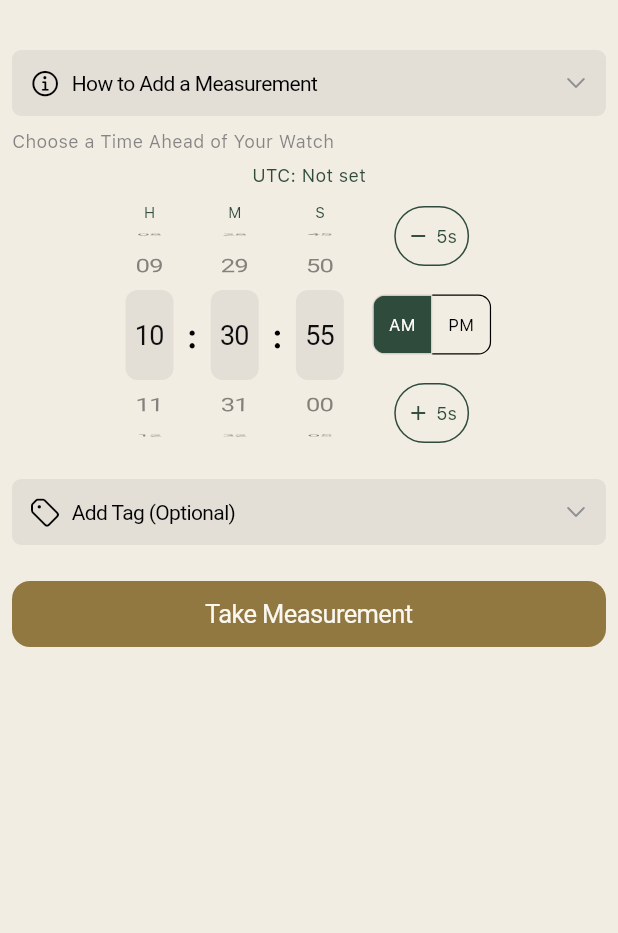
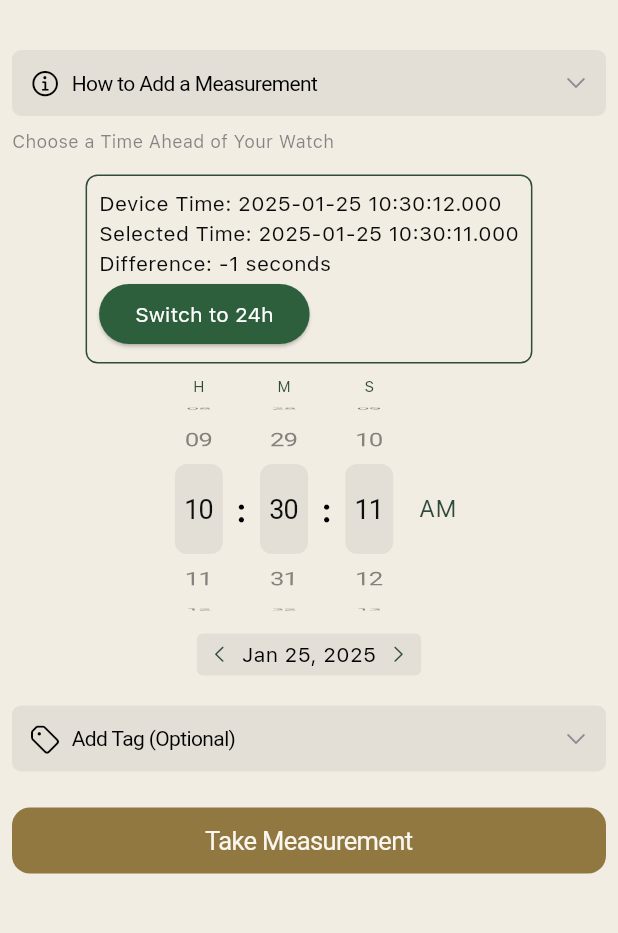
Before and after one commit to t-jayw/ChronoLog, a Flutter app: the AddMeasurementButtonPage screen opened directly with empty values, on a phone screen of 412 x 824 dp, the part 58-991 px from its top. Run offline on Flutter 3.47's test engine with Material 3 defaults, Android fonts, the phone set to English and light mode, and no system bars; our stand-ins replace carousel_slider, csv, file_picker, fl_chart, flutter_dotenv, flutter_image_compress and 9 more; missing offline and left inert: exif, posthog_flutter, purchases_flutter, ulid; accounts and stored records are empty.

Commit message:
picker bug

```diff
--- a/lib/components/measurement/configurable_picker.dart
+++ b/lib/components/measurement/configurable_picker.dart
@@ -1,19 +1,23 @@
 import 'package:flutter/cupertino.dart';
 import 'package:flutter/material.dart';
 import 'package:shared_preferences/shared_preferences.dart';
+import 'dart:async';
+import 'package:intl/intl.dart';
 
 enum TimePickerMode { image, tap }
 
 class ConfigurablePrecisionTimePicker extends StatefulWidget {
   final ValueChanged<DateTime> onTimeChanged;
-  final DateTime initialTime;
+  final DateTime? initialTime;
   final TimePickerMode mode;
+  final Duration initialOffset;
 
   const ConfigurablePrecisionTimePicker({
     Key? key,
     required this.onTimeChanged,
-    required this.initialTime,
-    this.mode = TimePickerMode.tap, // Default mode
+    this.initialTime,
+    this.mode = TimePickerMode.tap,
+    this.initialOffset = const Duration(seconds: 5),
   }) : super(key: key);
 
   @override
@@ -35,21 +39,37 @@ class _ConfigurablePrecisionTimePickerState
   late FixedExtentScrollController _hourPickerController;
   late FixedExtentScrollController _secondPickerController;
 
-  DateTime? _currentDateTime;
+  late DateTime _deviceCurrentTime;
+  late DateTime _selectedInDial;
+  late Timer _timer;
 
   @override
   void initState() {
     super.initState();
+    print("InitState - Initial time: ${widget.initialTime}");
+    print("InitState - Current time: ${DateTime.now()}");
+    _deviceCurrentTime = DateTime.now();
+    _selectedInDial = widget.initialTime ?? _deviceCurrentTime.add(widget.initialOffset);
+    print("InitState - Selected dial time: $_selectedInDial");
+
+    // Update device time every second
+    _timer = Timer.periodic(Duration(seconds: 1), (timer) {
+      setState(() {
+        _deviceCurrentTime = DateTime.now();
+      });
+    });
+
     _loadTimeModePreference();
 
     _minutePickerController =
-        FixedExtentScrollController(initialItem: widget.initialTime.minute);
+        FixedExtentScrollController(initialItem: widget.initialTime?.minute ?? 0);
     _hourPickerController =
-        FixedExtentScrollController(initialItem: widget.initialTime.hour);
+        FixedExtentScrollController(initialItem: widget.initialTime?.hour ?? 0);
   }
 
   @override
   void dispose() {
+    _timer.cancel();
     // Dispose of all controllers when the widget is removed
     _minutePickerController.dispose();
     _hourPickerController.dispose();
@@ -65,33 +85,37 @@ class _ConfigurablePrecisionTimePickerState
   }
 
   void _initializePickerValues() {
-    DateTime currentTime = widget.initialTime;
-    _selectedHour = currentTime.hour;
+    print("Initializing picker values:");
+    print("Initial DateTime: ${_selectedInDial}");
+    _selectedHour = _selectedInDial.hour;
+    print("Initial hour (24h): $_selectedHour");
 
     if (!_is24HourFormat) {
       if (_selectedHour == 0) {
-        _selectedHour = 12; // Midnight (12 AM)
+        _selectedHour = 12;
         _isPM = false;
+      } else if (_selectedHour > 12) {
+        _selectedHour -= 12;
+        _isPM = true;
       } else if (_selectedHour == 12) {
-        // Noon (12 PM)
-        _isPM = true;
-      } else if (_selectedHour > 12) {
-        _selectedHour -= 12; // Afternoon/Evening
         _isPM = true;
       } else {
-        // Morning (1-11 AM)
         _isPM = false;
       }
     }
+    print("Adjusted hour: $_selectedHour, isPM: $_isPM");
 
-    // Update the hour picker controller initialization
+    // Fix: Correct initialItem calculation for hour picker
+    int hourInitialItem = _is24HourFormat ? _selectedHour : (_selectedHour - 1);
+    print("Hour picker initial item: $hourInitialItem");
+
     _hourPickerController = FixedExtentScrollController(
-      initialItem: _is24HourFormat ? _selectedHour : (_selectedHour == 12 ? 11 : _selectedHour - 1),
+      initialItem: hourInitialItem,
     );
 
-    _selectedMinute = currentTime.minute;
-    _selectedSecond = currentTime.second;
-    _selectedTenthOfSecond = currentTime.millisecond ~/ 100;
+    _selectedMinute = _selectedInDial.minute;
+    _selectedSecond = _selectedInDial.second;
+    _selectedTenthOfSecond = _selectedInDial.millisecond ~/ 100;
 
     // Initialize the seconds picker controller without mode-based adjustment
     _secondPickerController = FixedExtentScrollController(
@@ -104,100 +128,67 @@ class _ConfigurablePrecisionTimePickerState
   }
 
   void _updateTime() {
+    // Calculate the adjusted hour based on 12/24 hour format
     int adjustedHour;
     if (_is24HourFormat) {
       adjustedHour = _selectedHour;
     } else {
-      if (_isPM) {
-        adjustedHour = _selectedHour == 12 ? 12 : _selectedHour + 12;
+      if (_selectedHour == 12) {
+        adjustedHour = _isPM ? 12 : 0;
       } else {
-        adjustedHour = _selectedHour == 12 ? 0 : _selectedHour;
+        adjustedHour = _isPM ? _selectedHour + 12 : _selectedHour;
       }
     }
 
-    // Get current date components
-    final now = DateTime.now();
-
-    // First create the datetime without any date adjustment
-    DateTime updatedTime = DateTime(
-      now.year,
-      now.month,
-      now.day,
+    // Create new DateTime while preserving the existing date
+    _selectedInDial = DateTime(
+      _selectedInDial.year,  // Keep existing date components
+      _selectedInDial.month,
+      _selectedInDial.day,
       adjustedHour,
       _selectedMinute,
-      widget.mode == TimePickerMode.tap ? _selectedSecond : _selectedSecond,
-      widget.mode == TimePickerMode.image ? _selectedTenthOfSecond * 100 : 0,
+      _selectedSecond,
+      0,
     );
 
-    // Convert both times to their local time representations for comparison
-    final nowLocal = now.toLocal();
-    final updatedLocal = updatedTime.toLocal();
-
-    // If the updated time is earlier than current time, move to next day
-    if (updatedLocal.isBefore(nowLocal)) {
-      updatedTime = updatedTime.add(const Duration(days: 1));
-    }
-    // If we're setting a time more than 12 hours ahead, assume we meant the previous day
-    else if (updatedLocal.difference(nowLocal).inHours > 12) {
-      updatedTime = updatedTime.subtract(const Duration(days: 1));
-    }
-
-    // Store the current time for display
-    setState(() {
-      _currentDateTime = updatedTime;
-    });
-
-    widget.onTimeChanged(updatedTime);
+    widget.onTimeChanged(_selectedInDial);
   }
 
   void _incrementHour() {
-    setState(() {
     if (_is24HourFormat) {
       _selectedHour = (_selectedHour + 1) % 24;
     } else {
-        if (_selectedHour == 11) {
-          _selectedHour = 12;
-          _isPM = !_isPM; // Toggle AM/PM when going from 11 to 12
-        } else if (_selectedHour == 12) {
-          _selectedHour = 1;
-        } else {
-          _selectedHour = _selectedHour + 1;
+      _selectedHour = (_selectedHour % 12) + 1;
+      // Toggle AM/PM when crossing 11->12 or 12->1
+      if (_selectedHour == 12) {
+        _isPM = !_isPM;
       }
     }
 
-      _updateTime();  // Make sure we update the time after changing the hour
-
-      // Update the hour picker's index
-      int pickerIndex = _is24HourFormat
-          ? _selectedHour
-          : (_selectedHour == 12 ? 11 : _selectedHour - 1);
-      _hourPickerController.jumpToItem(pickerIndex);
-    });
+    _hourPickerController.jumpToItem(_selectedHour - (_is24HourFormat ? 0 : 1));
+    _updateTime();
+    setState(() {});
   }
 
   void _decrementHour() {
-    setState(() {
     if (_is24HourFormat) {
       _selectedHour = (_selectedHour - 1) < 0 ? 23 : _selectedHour - 1;
+      _hourPickerController.jumpToItem(_selectedHour);
     } else {
       if (_selectedHour == 12) {
         _selectedHour = 11;
-          _isPM = !_isPM; // Toggle AM/PM when going from 12 to 11
+        _isPM = !_isPM;
       } else if (_selectedHour == 1) {
         _selectedHour = 12;
+        _isPM = !_isPM;
       } else {
-          _selectedHour = _selectedHour - 1;
+        _selectedHour = (_selectedHour - 1) == 0 ? 12 : _selectedHour - 1;
       }
+      _hourPickerController.jumpToItem(_selectedHour - 1);
     }
 
-      _updateTime();  // Make sure we update the time after changing the hour
-
-      // Update the hour picker's index
-      int pickerIndex = _is24HourFormat
-          ? _selectedHour
-          : (_selectedHour == 12 ? 11 : _selectedHour - 1);
-      _hourPickerController.jumpToItem(pickerIndex);
-    });
+    _updateTime();
+    setState(() {});
   }
 
   // Helper method to handle second change logic
@@ -216,6 +207,23 @@ class _ConfigurablePrecisionTimePickerState
         _decrementMinute();
       }
 
+      _updateTime();
+    });
+  }
+
+  void _handleHourChange(int value) {
+    setState(() {
+      if (_is24HourFormat) {
+        _selectedHour = value;
+      } else {
+        _selectedHour = value + 1;
+        // Toggle AM/PM when crossing 11->12 or 12->1
+        if (_selectedHour == 12 && _isPM) {
+          _isPM = false;
+        } else if (_selectedHour == 12 && !_isPM) {
+          _isPM = true;
+        }
+      }
       _updateTime();
     });
   }
@@ -257,6 +265,31 @@ class _ConfigurablePrecisionTimePickerState
     );
   }
 
+  Widget _buildDebugPanel() {
+    Duration difference = _selectedInDial.difference(_deviceCurrentTime);
+
+    return Container(
+      padding: EdgeInsets.all(8),
+      margin: EdgeInsets.all(8),
+      decoration: BoxDecoration(
+        border: Border.all(color: Theme.of(context).colorScheme.tertiary),
+        borderRadius: BorderRadius.circular(8),
+      ),
+      child: Column(
+        crossAxisAlignment: CrossAxisAlignment.start,
+        children: [
+          Text('Device Time: ${_deviceCurrentTime.toString()}'),
+          Text('Selected Time: ${_selectedInDial.toString()}'),
+          Text('Difference: ${difference.inSeconds} seconds'),
+          ElevatedButton(
+            onPressed: _toggleTimeFormat,
+            child: Text(_is24HourFormat ? 'Switch to 12h' : 'Switch to 24h'),
+          ),
+        ],
+      ),
+    );
+  }
+
   @override
   Widget build(BuildContext context) {
     if (_isLoading) {
@@ -264,20 +297,7 @@ class _ConfigurablePrecisionTimePickerState
     }
     return Column(
       children: [
-        // Add UTC time display in debug mode
-        if (const bool.fromEnvironment('dart.vm.product') == false)
-          Padding(
-            padding: const EdgeInsets.only(bottom: 8.0),
-            child: Text(
-              _currentDateTime != null
-                ? 'UTC: ${_currentDateTime!.toUtc().toString()}'
-                : 'UTC: Not set',
-              style: TextStyle(
-                color: Theme.of(context).colorScheme.tertiary,
-                fontSize: 12,
-              ),
-            ),
-          ),
+        _buildDebugPanel(),
         Row(
           mainAxisAlignment: MainAxisAlignment.center,
           children: [
@@ -289,28 +309,9 @@ class _ConfigurablePrecisionTimePickerState
                   _selectedHour,
                   _is24HourFormat ? 24 : 12,
                   _is24HourFormat ? 0 : 1,
-                  (int value) {
-                    setState(() {
-                      int newHour = value + (_is24HourFormat ? 0 : 1);
-
-                      if (!_is24HourFormat) {
-                        // Check if we're crossing the 11/12 boundary
-                        if (_selectedHour == 11 && newHour == 12) {
-                          _isPM = !_isPM;
-                        } else if (_selectedHour == 12 && newHour == 1) {
-                          // Don't toggle AM/PM when going from 12 to 1
-                        } else if (_selectedHour == 1 && newHour == 12) {
-                          // Don't toggle AM/PM when going from 1 to 12
-                        } else if (_selectedHour == 12 && newHour == 11) {
-                          _isPM = !_isPM;
-                        }
-                      }
-
-                      _selectedHour = newHour;
-                      _updateTime();
-                    });
-                  },
+                  _handleHourChange,
                   scrollController: _hourPickerController,
+                  loopingAllowed: true,
                 ),
               ],
             ),
@@ -368,28 +369,6 @@ class _ConfigurablePrecisionTimePickerState
             // Seconds Picker
             if (widget.mode == TimePickerMode.tap ||
                 widget.mode == TimePickerMode.image)
-              // Configure picker differently based on mode
-              if (widget.mode == TimePickerMode.tap)
-                Column(
-                  children: [
-                    Text('S', style: TextStyle(fontSize: 10, color: Theme.of(context).colorScheme.tertiary)),
-                    _buildPicker(
-                      widget.mode == TimePickerMode.tap
-                          ? _selectedSecond ~/ 5
-                          : _selectedSecond,
-                      widget.mode == TimePickerMode.tap ? 12 : 60,
-                      0,
-                      (int value) {
-                        _handleSecondChange(widget.mode == TimePickerMode.tap
-                            ? value * 5
-                            : value);
-                      },
-                      step: widget.mode == TimePickerMode.tap ? 5 : 1,
-                      scrollController: _secondPickerController,
-                    ),
-                  ],
-                )
-              else
               Column(
                 children: [
                   Text('S', style: TextStyle(fontSize: 10, color: Theme.of(context).colorScheme.tertiary)),
@@ -434,125 +413,19 @@ class _ConfigurablePrecisionTimePickerState
                   ),
                 ],
               ),
-            // -5 Seconds Button with Icon and "5s" label
-            Column(
+            // Add AM/PM indicator after the last picker
+            if (!_is24HourFormat)
+              Padding(
+                padding: EdgeInsets.only(left: 8),
+                child: Column(
+                  mainAxisAlignment: MainAxisAlignment.center,
                   children: [
-                OutlinedButton(
-                  onPressed: () {
-                    setState(() {
-                      _selectedSecond =
-                          (_selectedSecond - 5) < 0 ? 55 : _selectedSecond - 5; // Subtract 5 seconds
-                      if (_selectedSecond == 55) {
-                        _decrementMinute(); // Handle rollover
-                      }
-
-                      // Update the seconds picker controller
-                      _secondPickerController.jumpToItem(
-                          widget.mode == TimePickerMode.tap
-                              ? (_selectedSecond ~/ 5)
-                              : _selectedSecond);
-
-                      _updateTime(); // Update the overall time
-                    });
-                  },
-                  style: OutlinedButton.styleFrom(
-                    side: BorderSide(
-                      color: Theme.of(context).colorScheme.tertiary, // Outline color
-                    ),
-                    backgroundColor: Colors.transparent, // Transparent background
-                    minimumSize: Size(40, 40), // Smaller size
-                    padding: EdgeInsets.symmetric(horizontal: 8, vertical: 8),
-                  ),
-                  child: Row(
-                    mainAxisSize: MainAxisSize.min,
-                    children: [
-                      Icon(
-                        Icons.remove,
-                        size: 16,
-                        color: Theme.of(context).colorScheme.tertiary,
-                      ),
-                      SizedBox(width: 4),
+                    Text('', style: TextStyle(fontSize: 10)),  // Empty space to align with pickers
                     Text(
-                        '5s',
+                      _isPM ? 'PM' : 'AM',
                       style: TextStyle(
-                          fontSize: 12,
-                          color: Theme.of(context).colorScheme.tertiary,
-                        ),
-                      ),
-                    ],
-                  ),
-                ),
-                SizedBox(height: 10), // Spacing between button and toggle
-                // AM/PM Toggle (if not 24-hour format)
-                if (!_is24HourFormat)
-                  Transform.scale(
-                    scale: 0.8,
-                    child: ToggleButtons(
-                      color: Theme.of(context).colorScheme.onBackground,
-                      selectedColor: Theme.of(context).colorScheme.onPrimary,
-                      fillColor: Theme.of(context).colorScheme.tertiary,
-                      borderColor: Theme.of(context).colorScheme.onBackground,
-                      borderRadius: BorderRadius.circular(10),
-                      onPressed: (int index) {
-                        setState(() {
-                          _isPM = index == 1;
-                          _updateTime();
-                        });
-                      },
-                      isSelected: [_isPM == false, _isPM == true],
-                      children: [
-                        Padding(
-                            padding:
-                                const EdgeInsets.symmetric(horizontal: 12),
-                            child: Text('AM')),
-                        Padding(
-                            padding:
-                                const EdgeInsets.symmetric(horizontal: 12),
-                            child: Text('PM')),
-                      ],
-                    ),
-                  ),
-                SizedBox(height: 10), // Spacing between toggle and button
-                // +5 Seconds Button with Icon and "5s" label
-                OutlinedButton(
-                  onPressed: () {
-                    setState(() {
-                      _selectedSecond =
-                          (_selectedSecond + 5) % 60; // Add 5 seconds
-                      if (_selectedSecond < 5) {
-                        _incrementMinute(); // Handle rollover
-                      }
-
-                      // Update the seconds picker controller
-                      _secondPickerController.jumpToItem(
-                          widget.mode == TimePickerMode.tap
-                              ? (_selectedSecond ~/ 5)
-                              : _selectedSecond);
-
-                      _updateTime(); // Update the overall time
-                    });
-                  },
-                  style: OutlinedButton.styleFrom(
-                    side: BorderSide(
-                      color: Theme.of(context).colorScheme.tertiary, // Outline color
-                    ),
-                    backgroundColor: Colors.transparent, // Transparent background
-                    minimumSize: Size(40, 40), // Smaller size
-                    padding: EdgeInsets.symmetric(horizontal: 8, vertical: 8),
-                  ),
-                  child: Row(
-                    mainAxisSize: MainAxisSize.min,
-                    children: [
-                      Icon(
-                        Icons.add,
-                        size: 16,
-                        color: Theme.of(context).colorScheme.tertiary,
-                      ),
-                      SizedBox(width: 4),
-                      Text(
-                        '5s',
-                        style: TextStyle(
-                          fontSize: 12,
+                        fontSize: 16,
+                        fontWeight: FontWeight.w500,
                         color: Theme.of(context).colorScheme.tertiary,
                       ),
                     ),
@@ -561,9 +434,57 @@ class _ConfigurablePrecisionTimePickerState
               ),
           ],
         ),
+        // Compact date display
+        Container(
+          margin: EdgeInsets.only(top: 8),
+          padding: EdgeInsets.symmetric(horizontal: 8, vertical: 4),
+          decoration: BoxDecoration(
+            color: CupertinoColors.tertiarySystemFill.resolveFrom(context),
+            borderRadius: BorderRadius.circular(4),
+          ),
+          child: Row(
+            mainAxisAlignment: MainAxisAlignment.center,
+            mainAxisSize: MainAxisSize.min,
+            children: [
+              GestureDetector(
+                onTap: () {
+                  setState(() {
+                    _selectedInDial = _selectedInDial.subtract(Duration(days: 1));
+                    _updateTime();
+                  });
+                },
+                child: Icon(
+                  CupertinoIcons.chevron_left,
+                  size: 14,
+                  color: Theme.of(context).colorScheme.tertiary,
+                ),
+              ),
+              Padding(
+                padding: EdgeInsets.symmetric(horizontal: 8),
+                child: Text(
+                  DateFormat('MMM d, y').format(_selectedInDial),
+                  style: TextStyle(
+                    fontSize: 14,
+                    color: Theme.of(context).colorScheme.onBackground,
+                  ),
+                ),
+              ),
+              GestureDetector(
+                onTap: () {
+                  setState(() {
+                    _selectedInDial = _selectedInDial.add(Duration(days: 1));
+                    _updateTime();
+                  });
+                },
+                child: Icon(
+                  CupertinoIcons.chevron_right,
+                  size: 14,
+                  color: Theme.of(context).colorScheme.tertiary,
+                ),
+              ),
             ],
           ),
-        // Removed the original buttons Row
+        ),
       ],
     );
   }
@@ -580,4 +501,13 @@ class _ConfigurablePrecisionTimePickerState
     _minutePickerController.jumpToItem(_selectedMinute);
     _updateTime(); // Ensure time is updated
   }
+
+  void _toggleTimeFormat() async {
+    final prefs = await SharedPreferences.getInstance();
+    setState(() {
+      _is24HourFormat = !_is24HourFormat;
+      prefs.setInt('timeModeOption', _is24HourFormat ? 1 : 0);
+      _initializePickerValues();
+    });
   }
+}
```
Lines whose indentation alone changed are shown as unchanged.
